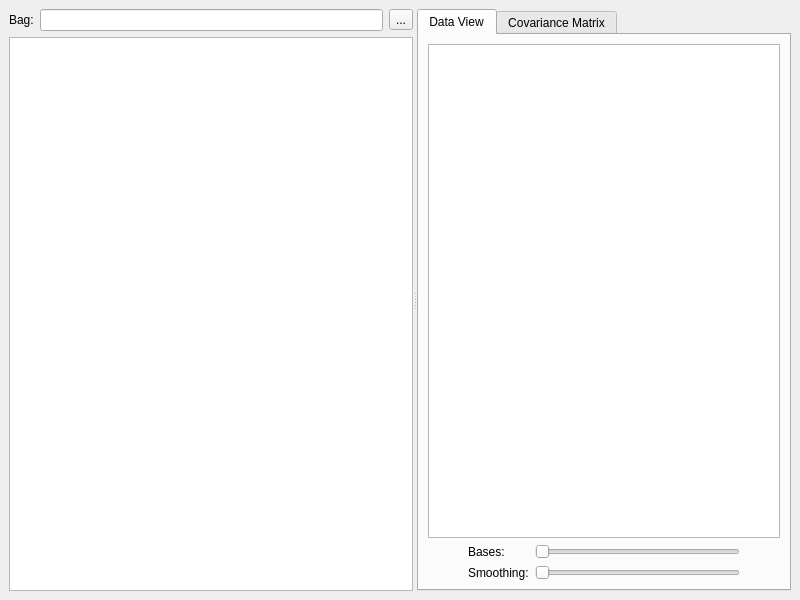
Qt form src/gui/form_main.ui (pcdangio/ros-noise_analysis) before a commit.
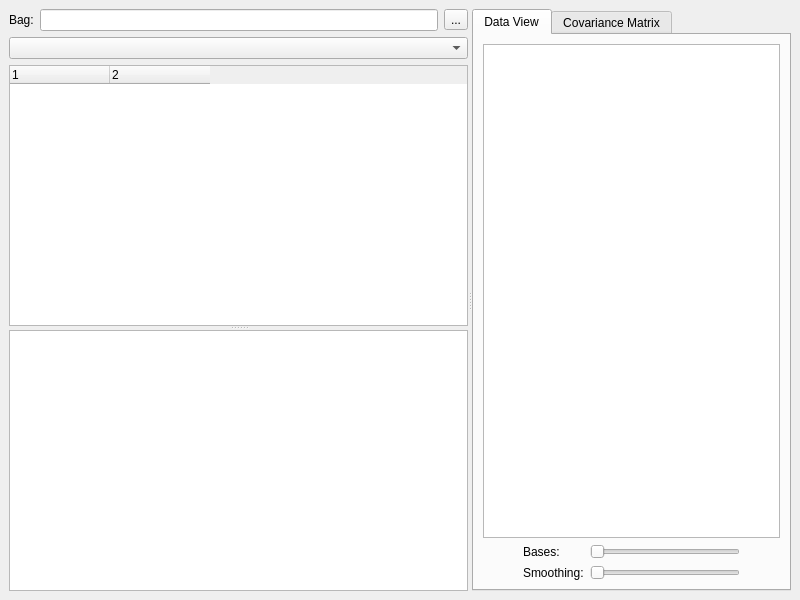
The same form after that commit. Icons and pictures are not drawn. Custom widgets are drawn as their Qt base class.

Patch:
```diff
--- a/src/gui/form_main.ui
+++ b/src/gui/form_main.ui
@@ -20,7 +20,7 @@
       <property name="orientation">
        <enum>Qt::Horizontal</enum>
       </property>
-      <widget class="QWidget" name="">
+      <widget class="QWidget" name="layoutWidget">
        <layout class="QVBoxLayout" name="verticalLayout_2">
         <item>
          <layout class="QHBoxLayout" name="layout_bag">
@@ -51,6 +51,32 @@
          </layout>
         </item>
         <item>
+         <widget class="QComboBox" name="combobox_topics"/>
+        </item>
+        <item>
+         <widget class="QSplitter" name="splitter_2">
+          <property name="orientation">
+           <enum>Qt::Vertical</enum>
+          </property>
+          <widget class="QTreeWidget" name="tree_message">
+           <property name="columnCount">
+            <number>2</number>
+           </property>
+           <attribute name="headerStretchLastSection">
+            <bool>false</bool>
+           </attribute>
+           <column>
+            <property name="text">
+             <string notr="true">1</string>
+            </property>
+           </column>
+           <column>
+            <property name="text">
+             <string notr="true">2</string>
+            </property>
+           </column>
+          </widget>
+          <widget class="QWidget" name="">
          <layout class="QVBoxLayout" name="layout_table">
           <property name="spacing">
            <number>0</number>
@@ -59,13 +85,15 @@
            <widget class="QTableWidget" name="table">
             <property name="minimumSize">
              <size>
-              <width>300</width>
+                <width>400</width>
               <height>0</height>
              </size>
             </property>
            </widget>
           </item>
          </layout>
+          </widget>
+         </widget>
         </item>
        </layout>
       </widget>
```
Left out of the diff: 3 changed lines with no effect on the pictures. Lines whose indentation alone changed are shown as unchanged.
